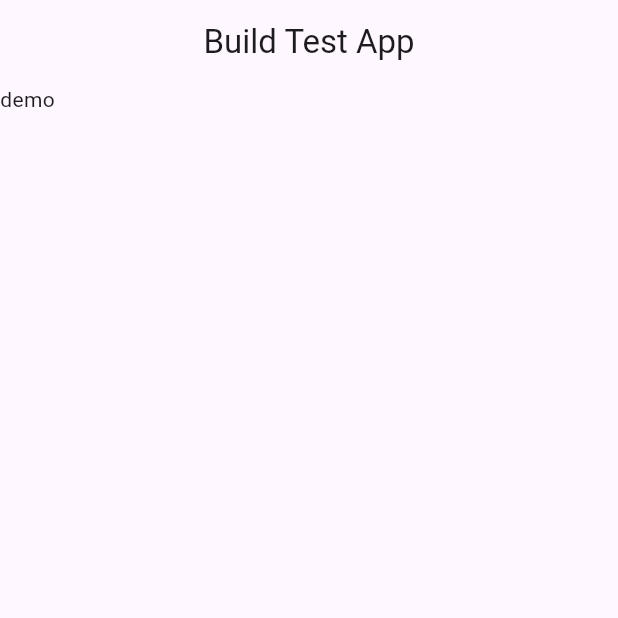
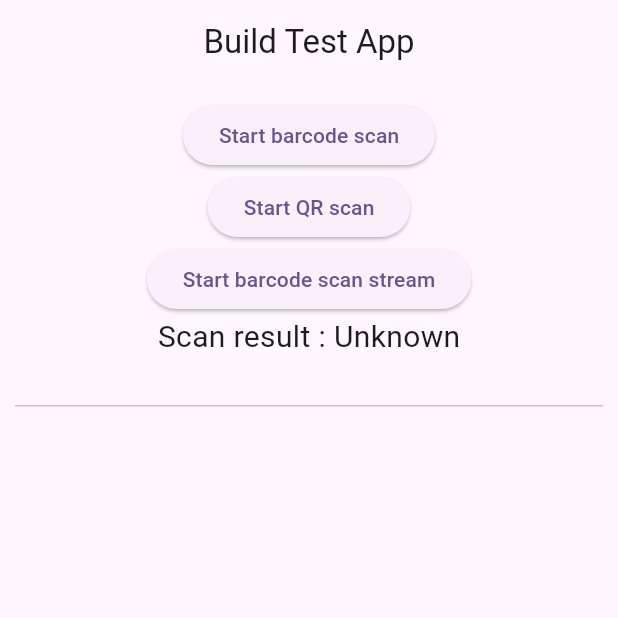
Before and after one commit to BerkayGulen/flutter-build-test, a Flutter app: the screen it shows after launch, on a phone screen of 412 x 824 dp, the top half of it. Run offline on Flutter 3.47's test engine with Material 2 defaults, Android fonts, the phone set to English and light mode, and no system bars; missing offline and left inert: flutter_barcode_scanner.

Commit message:
Barcod scanner ve QR kod okuyucu

```diff
--- /dev/null
+++ b/lib/components/BarcodScannerWidget.dart
@@ -0,0 +1,93 @@
+import 'dart:async';
+import 'package:flutter/material.dart';
+import 'package:flutter/services.dart';
+import 'package:flutter_barcode_scanner/flutter_barcode_scanner.dart';
+
+
+class BarcodScannerWidget extends StatefulWidget {
+  @override
+  _MyAppState createState() => _MyAppState();
+}
+
+class _MyAppState extends State<BarcodScannerWidget> {
+  String _scanBarcode = 'Unknown';
+
+  @override
+  void initState() {
+    super.initState();
+  }
+
+  Future<void> startBarcodeScanStream() async {
+    FlutterBarcodeScanner.getBarcodeStreamReceiver(
+        '#ff6666', 'Cancel', true, ScanMode.BARCODE)!
+        .listen((barcode) => print(barcode));
+  }
+
+  Future<void> scanQR() async {
+    String barcodeScanRes;
+    // Platform messages may fail, so we use a try/catch PlatformException.
+    try {
+      barcodeScanRes = await FlutterBarcodeScanner.scanBarcode(
+          '#ff6666', 'Cancel', true, ScanMode.QR);
+      print(barcodeScanRes);
+    } on PlatformException {
+      barcodeScanRes = 'Failed to get platform version.';
+    }
+
+    // If the widget was removed from the tree while the asynchronous platform
+    // message was in flight, we want to discard the reply rather than calling
+    // setState to update our non-existent appearance.
+    if (!mounted) return;
+
+    setState(() {
+      _scanBarcode = barcodeScanRes;
+    });
+  }
+
+  // Platform messages are asynchronous, so we initialize in an async method.
+  Future<void> scanBarcodeNormal() async {
+    String barcodeScanRes;
+    // Platform messages may fail, so we use a try/catch PlatformException.
+    try {
+      barcodeScanRes = await FlutterBarcodeScanner.scanBarcode(
+          '#ff6666', 'Cancel', true, ScanMode.BARCODE);
+      print(barcodeScanRes);
+    } on PlatformException {
+      barcodeScanRes = 'Failed to get platform version.';
+    }
+
+    // If the widget was removed from the tree while the asynchronous platform
+    // message was in flight, we want to discard the reply rather than calling
+    // setState to update our non-existent appearance.
+    if (!mounted) return;
+
+    setState(() {
+      _scanBarcode = barcodeScanRes;
+    });
+  }
+
+  @override
+  Widget build(BuildContext context) {
+    return (
+        Container(
+            alignment: Alignment.center,
+            child: Flex(
+                direction: Axis.vertical,
+                mainAxisAlignment: MainAxisAlignment.center,
+                children: <Widget>[
+                  ElevatedButton(
+                      onPressed: () => scanBarcodeNormal(),
+                      child: Text('Start barcode scan')),
+                  ElevatedButton(
+                      onPressed: () => scanQR(),
+                      child: Text('Start QR scan')),
+                  ElevatedButton(
+                      onPressed: () => startBarcodeScanStream(),
+                      child: Text('Start barcode scan stream')),
+                  Text('Scan result : $_scanBarcode\n',
+                      style: TextStyle(fontSize: 20))
+                ])
+        )
+    );
+  }
+}
--- a/lib/main.dart
+++ b/lib/main.dart
@@ -1,3 +1,4 @@
+import 'package:build_test_app/components/BarcodScannerWidget.dart';
 import 'package:flutter/material.dart';
 
 void main() {
@@ -21,7 +22,15 @@ class MyApp extends StatelessWidget {
         title: Text("Build Test App"),
         centerTitle: true,
       ),
-      body: Text("demo"),
+      body: Padding(
+        padding: const EdgeInsets.all(10.0),
+        child: Column(
+          children: [
+            BarcodScannerWidget(),
+            Divider(height: 5,),
+          ],
+        ),
+      ),
     );
   }
 }
--- a/pubspec.yaml
+++ b/pubspec.yaml
@@ -35,6 +35,7 @@ dependencies:
   # The following adds the Cupertino Icons font to your application.
   # Use with the CupertinoIcons class for iOS style icons.
   cupertino_icons: ^1.0.2
+  flutter_barcode_scanner: ^2.0.0
 
 dev_dependencies:
   flutter_test:
```
Also changed, not shown: pubspec.lock.
